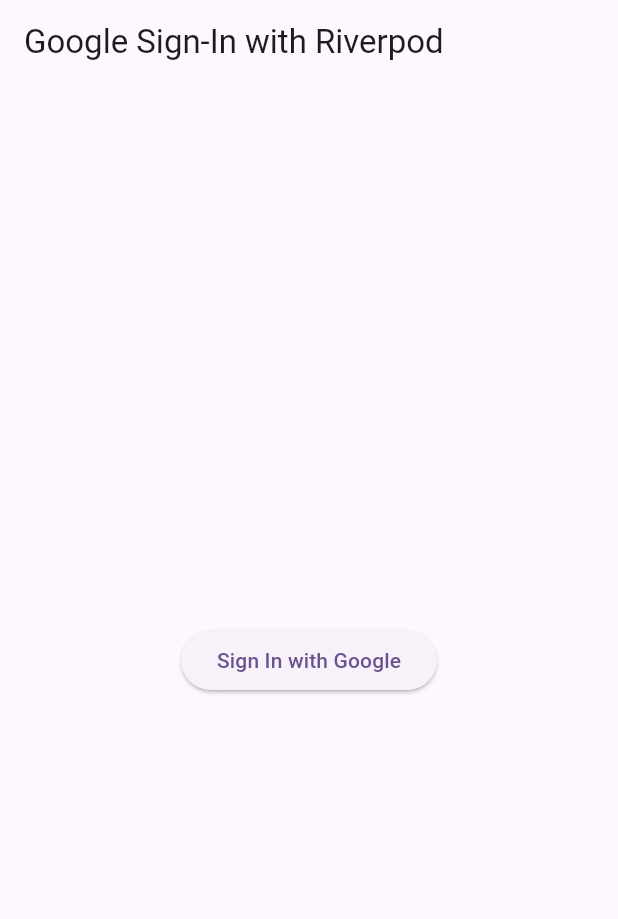
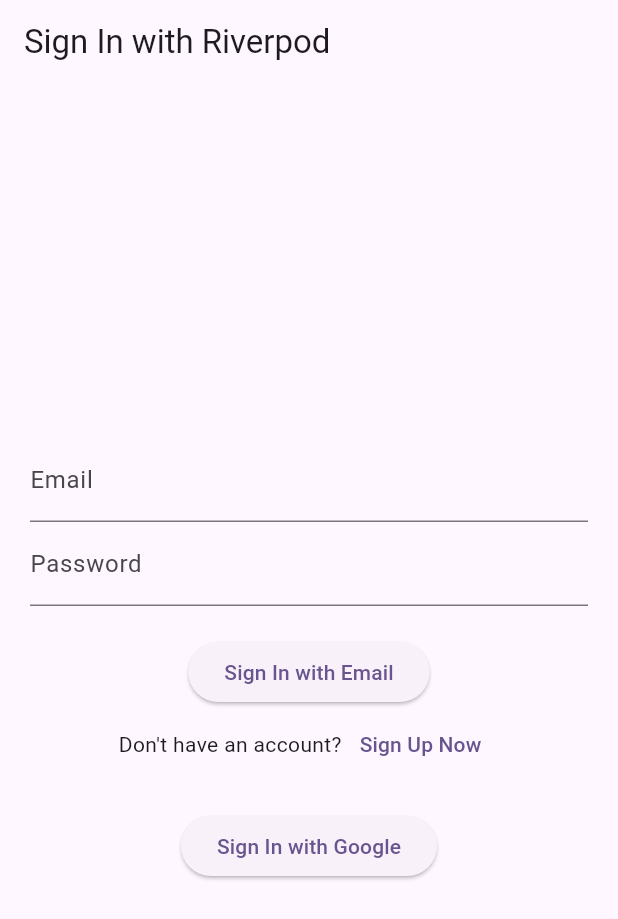
Before and after one commit to Ask-Sikandar/appdev, a Flutter app: the screen it shows after launch, on a phone screen of 412 x 824 dp. Shown: the top 919 px of the screen. Run offline on Flutter 3.47's test engine with Material 3 defaults, Android fonts, the light colour scheme and no system bars; our stand-ins replace firebase_auth, firebase_core, flutter_riverpod, google_sign_in; accounts and stored records are empty.

Commit message:
login signup done

```diff
--- a/lib/login_screen.dart
+++ b/lib/login_screen.dart
@@ -1,14 +1,21 @@
-import 'package:appdev/ui/landing_page.dart';
+import 'package:appdev/ui/signup_page.dart';
 import 'package:flutter/material.dart';
 import 'package:flutter_riverpod/flutter_riverpod.dart';
-import 'package:appdev/Providers/auth_state.dart'; // Update with the correct path
+import 'Providers/auth_state.dart';
+// Update with the correct path
+import 'ui/landing_page.dart'; // Update with the correct path
 
 class LoginPage extends ConsumerWidget {
+  final TextEditingController _emailController = TextEditingController();
+  final TextEditingController _passwordController = TextEditingController();
+
+  LoginPage({super.key});
+
   @override
   Widget build(BuildContext context, WidgetRef ref) {
     final authState = ref.watch(authProvider);
 
-    // Show snackbar if there is an error
+    // Listen for changes and navigate if authenticated
     WidgetsBinding.instance.addPostFrameCallback((_) {
       if (authState.status == AuthStatus.authenticated) {
         Navigator.pushReplacement(
@@ -16,7 +23,6 @@
           MaterialPageRoute(builder: (context) => const LandingPage()),
         );
       } else if (authState.status == AuthStatus.error && authState.errorMessage != null) {
-        print(authState.errorMessage);
         ScaffoldMessenger.of(context).showSnackBar(
           SnackBar(content: Text(authState.errorMessage!)),
         );
@@ -25,30 +31,53 @@
 
     return Scaffold(
       appBar: AppBar(
-        title: Text('Google Sign-In with Riverpod'),
+        title: const Text('Sign In with Riverpod'),
       ),
-      body: Center(
+      body: Padding(
+        padding: const EdgeInsets.all(20.0),
+        child: Center(
           child: authState.status == AuthStatus.authenticating
-            ? CircularProgressIndicator()
-            : authState.status == AuthStatus.authenticated
-            ? Column(
+              ? const CircularProgressIndicator()
+              : Column(
             mainAxisAlignment: MainAxisAlignment.center,
             children: [
-            Text('Signed in as ${authState.user?.displayName}'),
-            SizedBox(height: 20),
+              TextField(
+                controller: _emailController,
+                decoration: const InputDecoration(labelText: 'Email'),
+              ),
+              TextField(
+                controller: _passwordController,
+                decoration: const InputDecoration(labelText: 'Password'),
+                obscureText: true,
+              ),
+              const SizedBox(height: 20),
               ElevatedButton(
                 onPressed: () {
-                ref.read(authProvider.notifier).signOut();
+                  ref.read(authProvider.notifier).signInWithEmailAndPassword(
+                    _emailController.text.trim(),
+                    _passwordController.text.trim(),
+                  );
                 },
-              child: Text('Sign Out'),
+                child: const Text('Sign In with Email'),
               ),
+              Row(
+                mainAxisAlignment: MainAxisAlignment.center,
+                children: [
+                  Text("Don't have an account?"),
+                  TextButton(key: super.key, onPressed: (){
+                    Navigator.push(context, MaterialPageRoute(builder: (context) => SignUpPage()));
+                  },child: const Text('Sign Up Now'),)
                 ],
-        )
-            : ElevatedButton(
+              ),
+              const SizedBox(height: 20),
+              ElevatedButton(
                 onPressed: () {
                   ref.read(authProvider.notifier).signInWithGoogle();
                 },
-          child: Text('Sign In with Google'),
+                child: const Text('Sign In with Google'),
+              ),
+            ],
+          ),
         ),
       ),
     );
--- a/lib/service/auth_service.dart
+++ b/lib/service/auth_service.dart
@@ -2,6 +2,32 @@
 import 'package:google_sign_in/google_sign_in.dart';
 
 class AuthService {
+  Future<User?> signInWithEmailAndPassword(String email, String password) async {
+    try {
+      final UserCredential userCredential = await FirebaseAuth.instance.signInWithEmailAndPassword(
+        email: email,
+        password: password,
+      );
+      return userCredential.user;
+    } on FirebaseAuthException catch (e) {
+      throw FirebaseAuthException(message: e.message, code: e.code);
+    } catch (e) {
+      throw Exception('Sign in failed: $e');
+    }
+  }
+  Future<User?> signUpWithEmailAndPassword(String email, String password) async {
+    try {
+      final UserCredential userCredential = await FirebaseAuth.instance.createUserWithEmailAndPassword(
+        email: email,
+        password: password,
+      );
+      return userCredential.user;
+    } on FirebaseAuthException catch (e) {
+      throw FirebaseAuthException(message: e.message, code: e.code);
+    } catch (e) {
+      throw Exception('Sign up failed: $e');
+    }
+  }
   Future<User?> signInWithGoogle() async {
     try {
       final GoogleSignInAccount? googleUser = await GoogleSignIn().signIn();
@@ -27,7 +53,7 @@
     }
   }
 
-  Future<void> signOutFromGoogle() async {
+  Future<void> signOut() async {
     await FirebaseAuth.instance.signOut();
     await GoogleSignIn().signOut();
   }
```
Also changed, not shown: lib/Providers/auth_state.dart (+34 -2 lines), lib/ui/landing_page.dart (+18 -2 lines), lib/ui/signup_page.dart (added, +58 -0 lines). Lines whose indentation alone changed are shown as unchanged.
